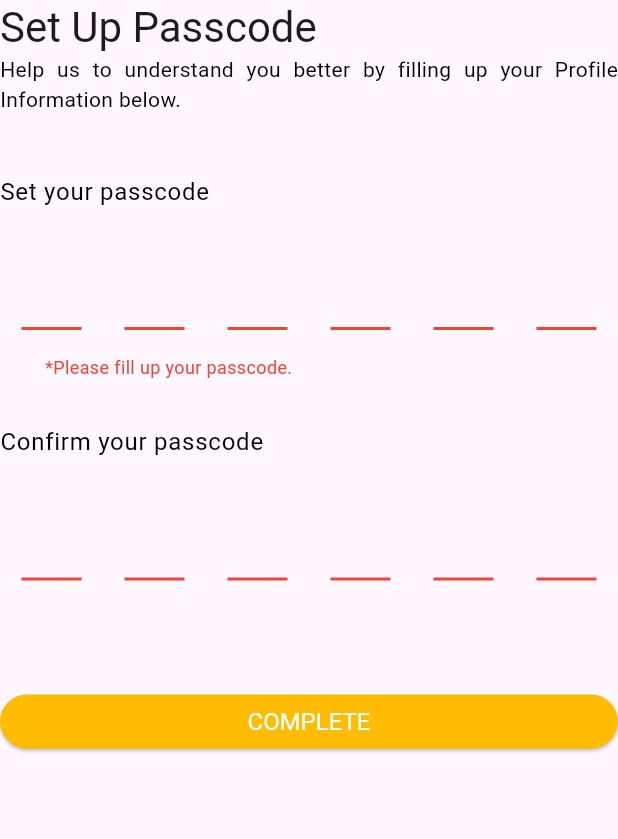
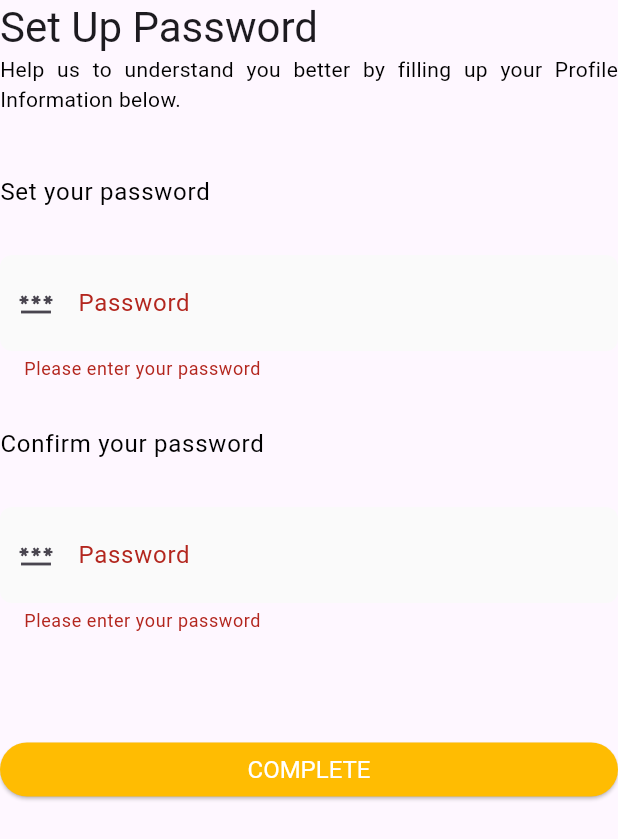
Before and after one commit to cmtan-2000/wmsm_map, a Flutter app: the SignUpForm5Widget widget shown alone on an empty page, opened directly, after a tap on "COMPLETE", on a phone screen of 412 x 824 dp. Shown: the top 839 px of the screen. Run offline on Flutter 3.47's test engine with Material 2 defaults, Android fonts, the phone set to English and light mode, and no system bars; drawn by our look-alikes of pin_code_fields; our stand-ins replace email_validator, firebase_core, timer_count_down; accounts and stored records are empty; network calls fail.

Commit message:
latest ui for signin & signup

```diff
--- a/lib/view/custom/widgets/custom_textformfield.dart
+++ b/lib/view/custom/widgets/custom_textformfield.dart
@@ -47,10 +47,9 @@ class CustomTextFormField extends TextFormField {
                 ? FilteringTextInputFormatter.digitsOnly
                 : FilteringTextInputFormatter.singleLineFormatter
           ],
-          validator: validator ??
-              (value) {
+          validator: validator ?? (value) {
                 if (value!.isEmpty) {
-                  return 'Please Enter ' + labelText;
+                  return 'Please enter ' + labelText;
                 }
                 return null;
               },
--- a/lib/view/shared/email_field.dart
+++ b/lib/view/shared/email_field.dart
@@ -19,11 +19,15 @@ class emailField extends StatelessWidget {
         Expanded(
           child: CustomTextFormField(
             hintText: 'Email',
+            labelText: 'Email',
             context: context,
             keyboardType: TextInputType.emailAddress,
             controller: _emailController,
             icon: Icons.email,
             validator: (value) {
+              if(value.isEmpty) {
+                return "Please enter your email address";
+              }
               if (!EmailValidator.validate(value)) {
                 return "Please enter a valid email address";
               }
--- a/lib/view/shared/password_field.dart
+++ b/lib/view/shared/password_field.dart
@@ -43,6 +43,12 @@ class _passwordFieldState extends State<passwordField> {
                 icon: Icon(passenable == true
                     ? Icons.visibility_off
                     : Icons.visibility)),
+            validator: (value) {
+              if(value.isEmpty) {
+                return "Please enter your password";
+              }
+              return null;
+            },
           ),
         )
       ],
--- a/lib/view/user_auth/pages/signup_form_5.dart
+++ b/lib/view/user_auth/pages/signup_form_5.dart
@@ -6,6 +6,7 @@ import 'package:wmsm_flutter/main.dart';
 
 import '../../custom/widgets/custom_elevatedbutton.dart';
 import '../../shared/passcode_field.dart';
+import '../../shared/password_field.dart';
 import '../widgets/cover_content.dart';
 
 class SignUpForm5 extends StatelessWidget {
@@ -15,7 +16,7 @@ class SignUpForm5 extends StatelessWidget {
   Widget build(BuildContext context) {
     return const CoverContent(
       content: SignUpForm5Widget(),
-      title: 'Digit Passcode',
+      title: 'Password',
     );
   }
 }
@@ -29,34 +30,23 @@ class SignUpForm5Widget extends StatefulWidget {
 
 class _WidgetSignUp5State extends State<SignUpForm5Widget> {
   final _formKey = GlobalKey<FormState>();
-  bool hasSetError = false;
-  bool hasCfmError = false;
   bool hasMatchError = false;
-  StreamController<ErrorAnimationType>? errorSetController;
-  StreamController<ErrorAnimationType>? errorConfirmController;
 
-  late TextEditingController _passcode;
-  late TextEditingController _passcodeConfirm;
-
-  late String passcode;
-  late String passcodeError;
+  late TextEditingController _password;
+  late TextEditingController _passwordConfirm;
 
   @override
   void initState() {
-    _passcode = TextEditingController();
-    _passcodeConfirm = TextEditingController();
-    errorSetController = StreamController<ErrorAnimationType>();
-    errorConfirmController = StreamController<ErrorAnimationType>();
+    _password = TextEditingController();
+    _passwordConfirm = TextEditingController();
     super.initState();
   }
 
   @override
   void dispose() {
     // TODO: implement dispose
-    errorSetController!.close();
-    errorConfirmController!.close();
-    _passcode.dispose();
-    _passcodeConfirm.dispose();
+    _password.dispose();
+    _passwordConfirm.dispose();
     super.dispose();
   }
 
@@ -71,13 +61,14 @@ class _WidgetSignUp5State extends State<SignUpForm5Widget> {
 
   @override
   Widget build(BuildContext context) {
-    return Form(
+    return SingleChildScrollView(
+      child: Form(
         key: _formKey,
         child: Column(
           crossAxisAlignment: CrossAxisAlignment.start,
           children: [
             Text(
-            'Set Up Passcode',
+              'Set Up Password',
               style: Theme.of(context).textTheme.headlineMedium,
             ),
             const Text(
@@ -91,25 +82,16 @@ class _WidgetSignUp5State extends State<SignUpForm5Widget> {
               crossAxisAlignment: CrossAxisAlignment.start,
               children: [
                 Text(
-                'Set your passcode',
+                  'Set your password',
                   style: Theme.of(context).textTheme.bodyLarge,
                 ),
                 const SizedBox(
                   height: 30,
                 ),
-              passCodeField(
-                passcodeController: _passcode,
-                errorController: errorSetController,
+                passwordField(
+                  passwordController: _password,
                 ),
               ],
-          ),
-          Padding(
-            padding: const EdgeInsets.symmetric(horizontal: 30.0),
-            child: Text(
-              hasSetError ? "*Please fill up your passcode." : " ",
-              style: const TextStyle(
-                  color: Colors.red, fontSize: 12, fontWeight: FontWeight.w400),
-            ),
             ),
             const SizedBox(
               height: 30,
@@ -118,30 +100,24 @@ class _WidgetSignUp5State extends State<SignUpForm5Widget> {
               crossAxisAlignment: CrossAxisAlignment.start,
               children: [
                 Text(
-                'Confirm your passcode',
+                  'Confirm your password',
                   style: Theme.of(context).textTheme.bodyLarge,
                 ),
                 const SizedBox(
                   height: 30,
                 ),
-              passCodeField(
-                passcodeController: _passcodeConfirm,
-                errorController: errorConfirmController,
+                passwordField(
+                  passwordController: _passwordConfirm,
                 ),
               ],
+            ),
+            const SizedBox(
+              height: 30,
             ),
             Padding(
               padding: const EdgeInsets.symmetric(horizontal: 30.0),
               child: Text(
-              hasCfmError ? "*Please fill up your passcode." : "",
-              style: const TextStyle(
-                  color: Colors.red, fontSize: 12, fontWeight: FontWeight.w400),
-            ),
-          ),
-          Padding(
-            padding: const EdgeInsets.symmetric(horizontal: 30.0),
-            child: Text(
-              hasMatchError ? "*Passcode didn't match. Please try again" : "",
+                hasMatchError ? "*Password didn't match. Please try again" : "",
                 style: const TextStyle(
                     color: Colors.red, fontSize: 12, fontWeight: FontWeight.w400),
               ),
@@ -155,31 +131,16 @@ class _WidgetSignUp5State extends State<SignUpForm5Widget> {
                   child: CustomElevatedButton(
                       onPressed: () {
                         // print(validatePasscode(_passcode.text.trim(), _passcodeConfirm.text.trim()));
-                      _formKey.currentState!.validate();
-                      if (_passcode.text.length != 6) {
-                        errorSetController!.add(ErrorAnimationType.shake);
-                        setState(() => hasSetError = true);
+                        if(!_formKey.currentState!.validate()) {
                           return;
                         }
-                      setState(() => hasSetError = false);
-                      if (_passcodeConfirm.text.length != 6) {
-                        errorConfirmController!.add(ErrorAnimationType.shake);
-                        setState(() => hasCfmError = true);
-                        return;
-                      }
-                      setState(() => hasCfmError = false);
-                      if (_passcode.text != _passcodeConfirm.text) {
-                        errorSetController!.add(ErrorAnimationType.shake);
-                        errorConfirmController!.add(ErrorAnimationType.shake);
+                        if (_password.text != _passwordConfirm.text) {
                           setState(() {
                             hasMatchError = true;
                           });
                           return;
                         }
                         setState(() => hasMatchError = false);
-
-                      print(_passcode.text);
-
                         snackBar("submit");
                         MyApp.navigatorKey.currentState!.pushNamed('/');
                         // Todo: logic
@@ -193,6 +154,7 @@ class _WidgetSignUp5State extends State<SignUpForm5Widget> {
             ),
           ],
         ),
+      ),
     );
   }
 }
--- a/lib/view/user_auth/signup_form.dart
+++ b/lib/view/user_auth/signup_form.dart
@@ -24,7 +24,7 @@ class _WidgetSignUpState extends State<WidgetSignUp> {
           text: 'Sign up',
           context: context,
           onPressed: () {
-            MyApp.navigatorKey.currentState!.pushNamed('/signup1');
+            MyApp.navigatorKey.currentState!.pushNamed('/signup3');
           },
           textStyle: const TextStyle(
             fontWeight: FontWeight.bold,
```
Lines whose indentation alone changed are shown as unchanged.
